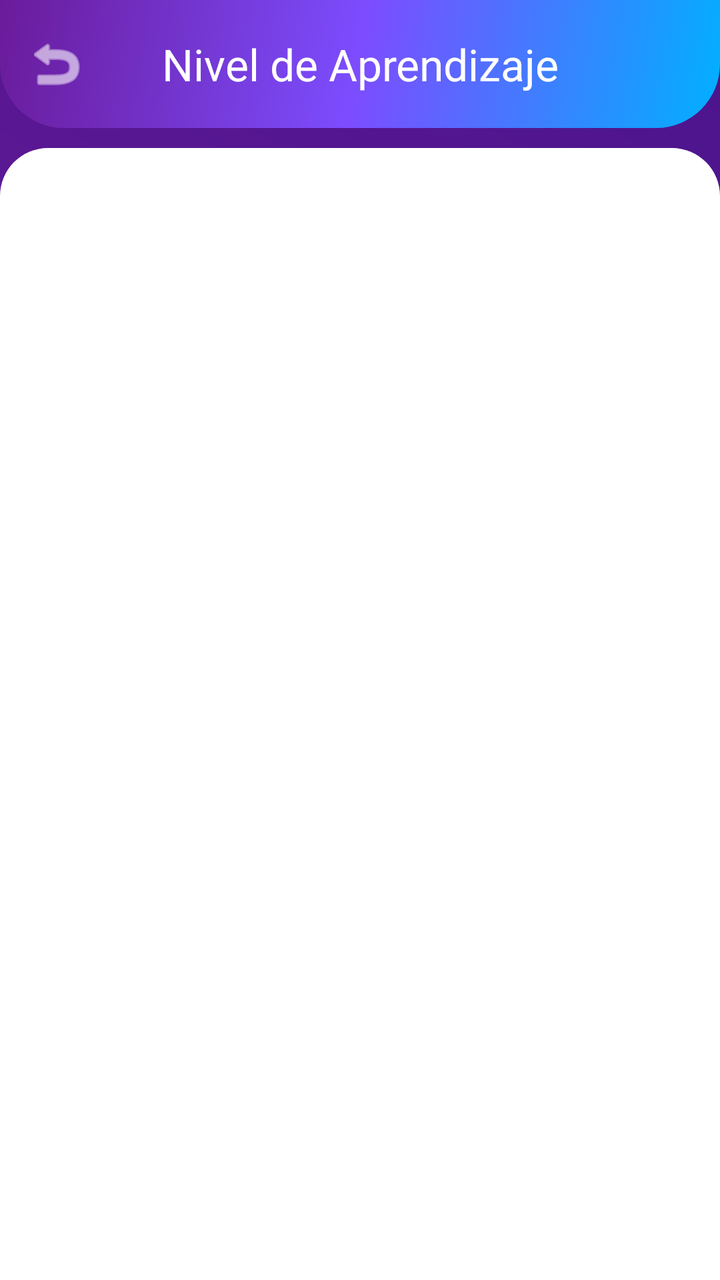
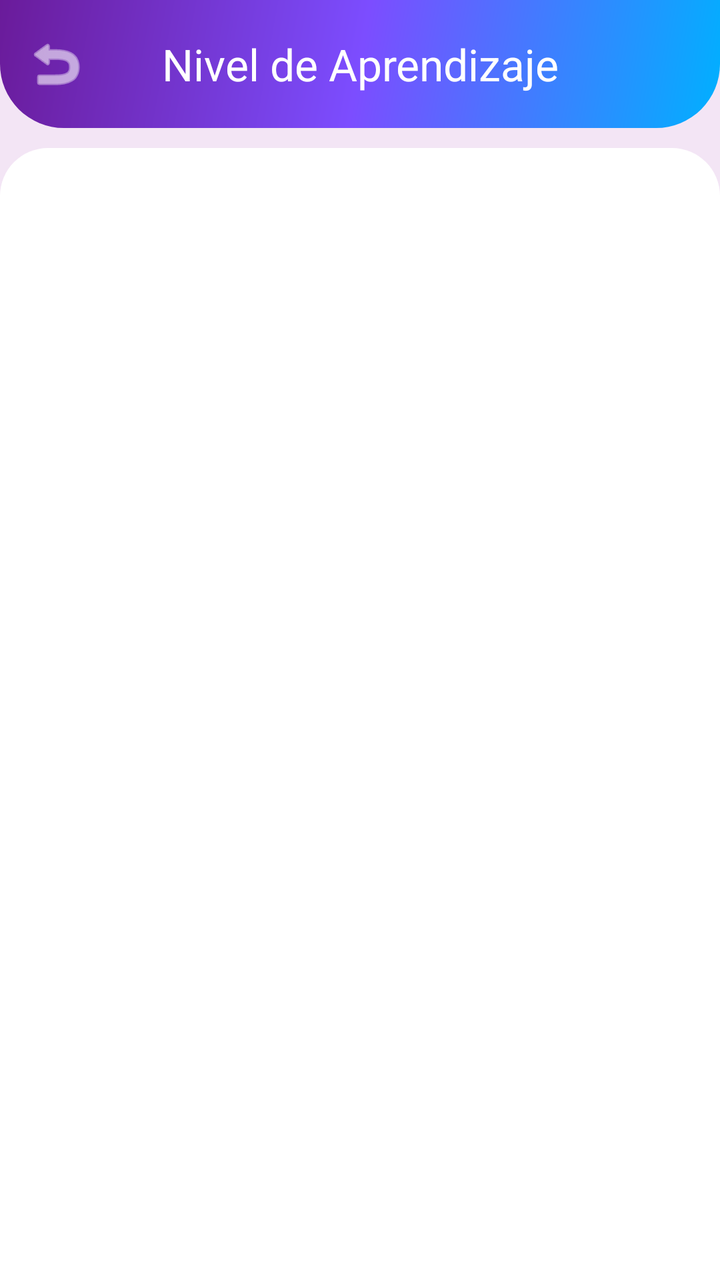

An Android layout rendered at two revisions. The XML below is the earlier revision; the diff shows what the commit changed to produce the second picture.
<!-- AndroidManifest.xml: application theme Theme.ReglamentoUpp -->
<!-- res/layout/activity_game_level.xml -->
<?xml version="1.0" encoding="utf-8"?>
<androidx.coordinatorlayout.widget.CoordinatorLayout
    xmlns:android="http://schemas.android.com/apk/res/android"
    xmlns:app="http://schemas.android.com/apk/res-auto"
    xmlns:tools="http://schemas.android.com/tools"
    android:layout_width="match_parent"
    android:layout_height="match_parent"
    android:background="@drawable/main_background"
    tools:context=".GameLevelActivity">

    <com.google.android.material.appbar.AppBarLayout
        android:layout_width="match_parent"
        android:layout_height="wrap_content"
        android:background="@android:color/transparent"
        app:elevation="0dp">

        <com.google.android.material.appbar.MaterialToolbar
            android:id="@+id/toolbar_level"
            android:layout_width="match_parent"
            android:layout_height="?attr/actionBarSize"
            android:background="@drawable/gradient_header"
            app:navigationIcon="@android:drawable/ic_menu_revert"
            app:navigationIconTint="@color/white"
            app:title="Nivel de Aprendizaje"
            app:titleTextColor="@color/white"
            app:titleCentered="true"/>

    </com.google.android.material.appbar.AppBarLayout>

    <FrameLayout
        android:id="@+id/game_content_container"
        android:layout_width="match_parent"
        android:layout_height="match_parent"
        android:background="@drawable/bottom_sheet_background"
        android:layout_marginTop="10dp"
        app:layout_behavior="@string/appbar_scrolling_view_behavior"/>

</androidx.coordinatorlayout.widget.CoordinatorLayout>
<!-- resources referenced by this layout -->
<resources>
  <color name="white">#FFFFFF</color>
  <!-- drawable bottom_sheet_background (drawable) -->
  <?xml version="1.0" encoding="utf-8"?>
  <shape xmlns:android="http://schemas.android.com/apk/res/android"
      android:shape="rectangle">
      <solid android:color="@color/card_bg" />
      <corners
          android:topLeftRadius="24dp"
          android:topRightRadius="24dp" />
  </shape>
  <!-- drawable gradient_header (drawable) -->
  <?xml version="1.0" encoding="utf-8"?>
  <shape xmlns:android="http://schemas.android.com/apk/res/android">
      <gradient
          android:angle="315"
          android:startColor="@color/upp_primary"
          android:centerColor="#7C4DFF"
          android:endColor="#00B0FF"
          android:type="linear" />
      <corners android:bottomLeftRadius="32dp" android:bottomRightRadius="32dp"/>
  </shape>
  <!-- drawable main_background (drawable) -->
  <?xml version="1.0" encoding="utf-8"?>
  <shape xmlns:android="http://schemas.android.com/apk/res/android">
      <gradient
          android:angle="45"
          android:startColor="@color/gradient_start"
          android:endColor="@color/gradient_end"
          android:type="linear" />
  </shape>
  <style name="Theme.ReglamentoUpp" parent="Base.Theme.ReglamentoUpp" />
  <color name="card_bg">#FFFFFF</color>
  <color name="upp_primary">#6A1B9A</color>
  <color name="gradient_start">#7B1FA2</color>
  <color name="gradient_end">#4A148C</color>
  <style name="Base.Theme.ReglamentoUpp" parent="Theme.Material3.DayNight.NoActionBar">
          <item name="colorPrimary">@color/upp_primary</item>
          <item name="colorPrimaryVariant">@color/upp_primary_dark</item>
          <item name="colorOnPrimary">@color/text_light</item>
  
          <item name="colorSecondary">@color/upp_secondary</item>
          <item name="colorOnSecondary">@color/text_light</item>
  
          <item name="android:statusBarColor">@color/upp_primary_dark</item>
          <item name="android:windowLightStatusBar">false</item> <item name="android:colorBackground">@color/app_bg</item>
          <item name="colorSurface">@color/surface_color</item>
      </style>
  <color name="upp_primary_dark">#4A148C</color>
  <color name="text_light">#FFFFFF</color>
  <color name="upp_secondary">#8E24AA</color>
  <color name="app_bg">#F3E5F5</color>
  <color name="surface_color">#FFFFFF</color>
</resources>

<!-- the commit's change to res/layout/activity_game_level.xml (unified diff, before → after) -->
@@ -5,7 +5,7 @@
     xmlns:tools="http://schemas.android.com/tools"
     android:layout_width="match_parent"
     android:layout_height="match_parent"
-    android:background="@drawable/main_background"
+    android:background="@color/app_bg"
     tools:context=".GameLevelActivity">
 
     <com.google.android.material.appbar.AppBarLayout
@@ -22,8 +22,8 @@
             app:navigationIcon="@android:drawable/ic_menu_revert"
             app:navigationIconTint="@color/white"
             app:title="Nivel de Aprendizaje"
-            app:titleTextColor="@color/white"
-            app:titleCentered="true"/>
+            app:titleCentered="true"
+            app:titleTextColor="@color/white"/>
 
     </com.google.android.material.appbar.AppBarLayout>
 
@@ -33,6 +33,12 @@
         android:layout_height="match_parent"
         android:background="@drawable/bottom_sheet_background"
         android:layout_marginTop="10dp"
-        app:layout_behavior="@string/appbar_scrolling_view_behavior"/>
+        app:layout_behavior="@string/appbar_scrolling_view_behavior">
+
+        <ProgressBar
+            android:layout_width="wrap_content"
+            android:layout_height="wrap_content"
+            android:layout_gravity="center"/>
+    </FrameLayout>
 
 </androidx.coordinatorlayout.widget.CoordinatorLayout>
<!-- resource entries referenced after the edit -->
@@ -21,20 +21,9 @@
           android:type="linear" />
       <corners android:bottomLeftRadius="32dp" android:bottomRightRadius="32dp"/>
   </shape>
-  <!-- drawable main_background (drawable) -->
-  <?xml version="1.0" encoding="utf-8"?>
-  <shape xmlns:android="http://schemas.android.com/apk/res/android">
-      <gradient
-          android:angle="45"
-          android:startColor="@color/gradient_start"
-          android:endColor="@color/gradient_end"
-          android:type="linear" />
-  </shape>
   <style name="Theme.ReglamentoUpp" parent="Base.Theme.ReglamentoUpp" />
   <color name="card_bg">#FFFFFF</color>
   <color name="upp_primary">#6A1B9A</color>
-  <color name="gradient_start">#7B1FA2</color>
-  <color name="gradient_end">#4A148C</color>
   <style name="Base.Theme.ReglamentoUpp" parent="Theme.Material3.DayNight.NoActionBar">
           <item name="colorPrimary">@color/upp_primary</item>
           <item name="colorPrimaryVariant">@color/upp_primary_dark</item>
